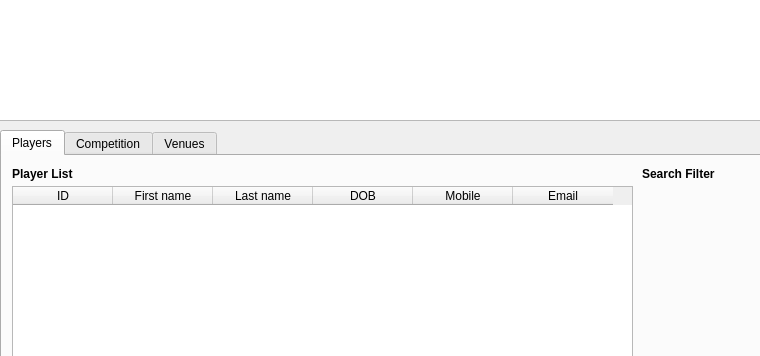
Above: mainwindow.ui from stefanmarjanovic/Comp before the change; both pictures show x 0 to 760 and y 0 to 356 of the 900 by 517 pixel window. Below: the same form after it.
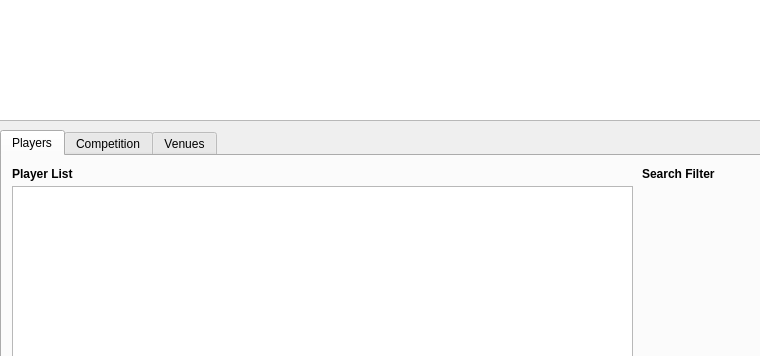
That is the form after the change. Icons and pictures are not drawn.

```diff
--- a/mainwindow.ui
+++ b/mainwindow.ui
@@ -151,7 +151,7 @@
        <string>Player List</string>
       </property>
      </widget>
-     <widget class="QTableWidget" name="playerTable">
+     <widget class="QTableView" name="playerTable">
       <property name="geometry">
        <rect>
         <x>10</x>
@@ -160,36 +160,6 @@
         <height>321</height>
        </rect>
       </property>
-      <column>
-       <property name="text">
-        <string>ID</string>
-       </property>
-      </column>
-      <column>
-       <property name="text">
-        <string>First name</string>
-       </property>
-      </column>
-      <column>
-       <property name="text">
-        <string>Last name</string>
-       </property>
-      </column>
-      <column>
-       <property name="text">
-        <string>DOB</string>
-       </property>
-      </column>
-      <column>
-       <property name="text">
-        <string>Mobile</string>
-       </property>
-      </column>
-      <column>
-       <property name="text">
-        <string>Email</string>
-       </property>
-      </column>
      </widget>
      <widget class="QPushButton" name="Refine">
       <property name="geometry">
```
